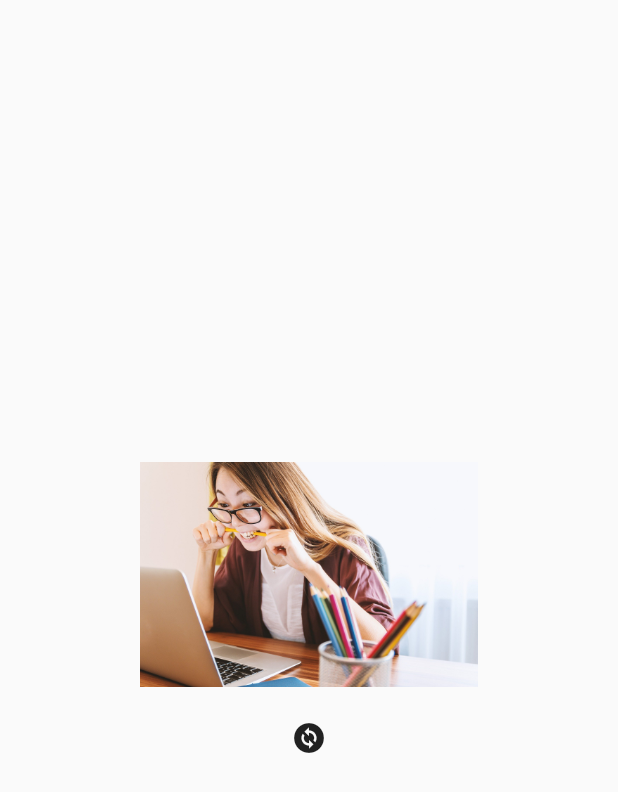
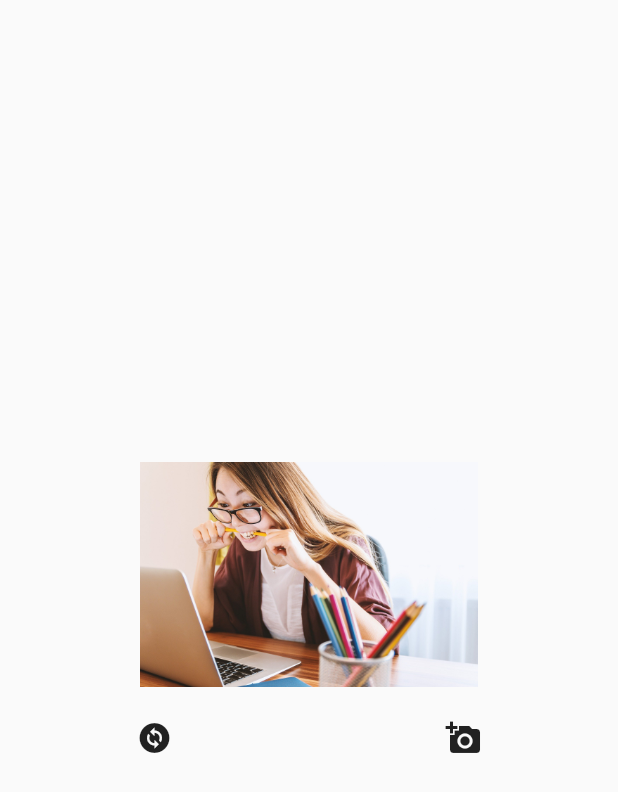
Before and after one commit to Ohgyuchan/random_image, a Flutter app: the screen it shows after launch, after a tap on the "change circle" icon, on a phone screen of 412 x 824 dp. Shown: the top 792 px of the screen. Run offline on Flutter 3.47's test engine with Material 2 defaults, Android fonts, the light colour scheme and no system bars; our stand-ins replace get.

Commit message:
add photo button

```diff
--- a/lib/screens/home_screen.dart
+++ b/lib/screens/home_screen.dart
@@ -7,14 +7,14 @@ class HomeScreen extends StatelessWidget {
 
   @override
   Widget build(BuildContext context) {
-    final controller = Get.put(CyclingController());
+    final cyclingController = Get.put(CyclingController());
     return Scaffold(
       body: Obx(() => Column(
             mainAxisAlignment: MainAxisAlignment.center,
             children: [
               Center(
                 child: Image.asset(
-                  controller.images[controller.arg.value],
+                  cyclingController.images[cyclingController.arg.value],
                   height: 150,
                   fit: BoxFit.fill,
                 ),
@@ -22,11 +22,20 @@ class HomeScreen extends StatelessWidget {
               const SizedBox(
                 height: 10,
               ),
-              IconButton(
-                onPressed: () {
-                  controller.cycle();
-                },
-                icon: const Icon(Icons.change_circle),
+              Row(
+                mainAxisAlignment: MainAxisAlignment.spaceAround,
+                children: [
+                  IconButton(
+                    onPressed: () {
+                      cyclingController.cycle();
+                    },
+                    icon: const Icon(Icons.change_circle),
+                  ),
+                  IconButton(
+                    onPressed: () {},
+                    icon: const Icon(Icons.add_a_photo),
+                  ),
+                ],
               )
             ],
           )),
--- a/pubspec.yaml
+++ b/pubspec.yaml
@@ -35,6 +35,7 @@ dependencies:
   # Use with the CupertinoIcons class for iOS style icons.
   cupertino_icons: ^1.0.2
   get: ^4.6.1
+  image_picker: ^0.8.4+4
 
 dev_dependencies:
   flutter_test:
```
Also changed, not shown: pubspec.lock, 3 other files.
